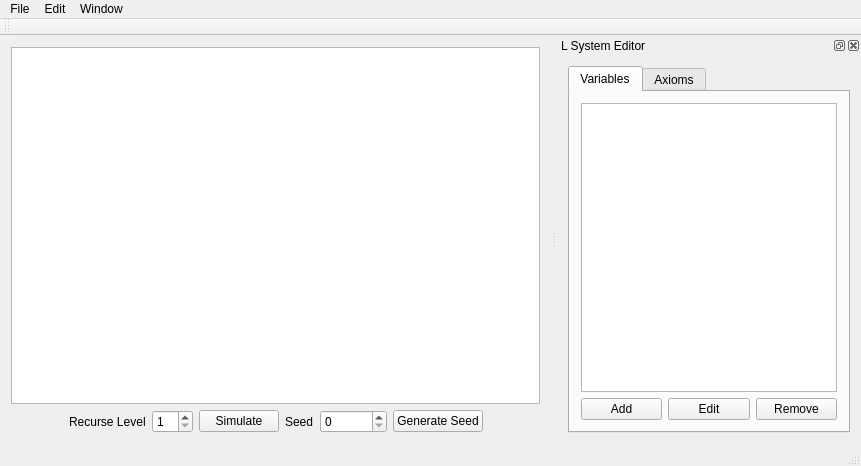
The window that MainWindow.ui (jaxfrank/L-System-Designer) describes before a commit, drawn with Qt 5.
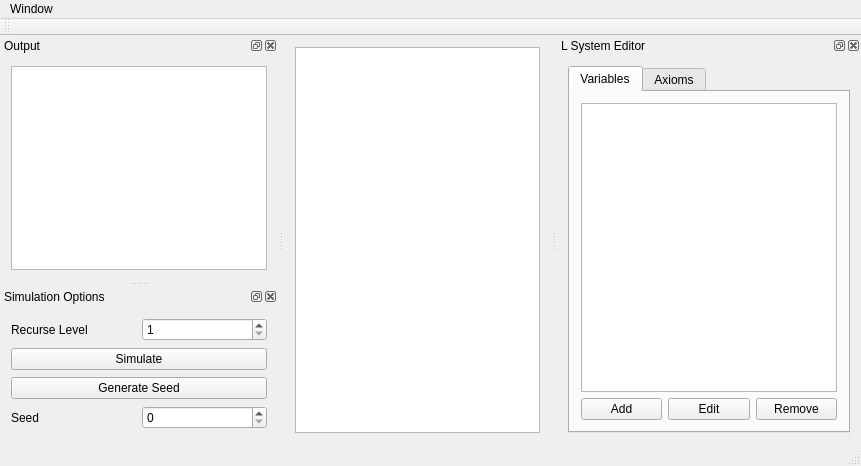
The same window after the commit.

```diff
--- a/MainWindow.ui
+++ b/MainWindow.ui
@@ -14,127 +14,12 @@
    <string>MainWindow</string>
   </property>
   <widget class="QWidget" name="centralWidget">
-   <layout class="QVBoxLayout" name="verticalLayout_4">
+   <layout class="QVBoxLayout" name="verticalLayout_5">
     <item>
-     <layout class="QVBoxLayout" name="verticalLayout_3">
-      <item>
-       <widget class="QListView" name="simulatedListView">
-        <property name="flow">
-         <enum>QListView::LeftToRight</enum>
-        </property>
-       </widget>
-      </item>
-      <item>
-       <layout class="QHBoxLayout" name="horizontalLayout_2">
-        <item>
-         <spacer name="horizontalSpacer_2">
-          <property name="orientation">
-           <enum>Qt::Horizontal</enum>
-          </property>
-          <property name="sizeHint" stdset="0">
-           <size>
-            <width>40</width>
-            <height>20</height>
-           </size>
-          </property>
-         </spacer>
-        </item>
-        <item>
-         <widget class="QLabel" name="lblRecurseLevel">
-          <property name="text">
-           <string>Recurse Level</string>
-          </property>
-         </widget>
-        </item>
-        <item>
-         <widget class="QSpinBox" name="sbRecurseLevel">
-          <property name="minimum">
-           <number>1</number>
-          </property>
-         </widget>
-        </item>
-        <item>
-         <widget class="QPushButton" name="btnSimulate">
-          <property name="text">
-           <string>Simulate</string>
-          </property>
-         </widget>
-        </item>
-        <item>
-         <widget class="QLabel" name="lblSeed">
-          <property name="text">
-           <string>Seed</string>
-          </property>
-         </widget>
-        </item>
-        <item>
-         <widget class="QSpinBox" name="sbSeed">
-          <property name="maximum">
-           <number>999999999</number>
-          </property>
-         </widget>
-        </item>
-        <item>
-         <widget class="QPushButton" name="pushButton">
-          <property name="text">
-           <string>Generate Seed</string>
-          </property>
-         </widget>
-        </item>
-        <item>
-         <spacer name="horizontalSpacer">
-          <property name="orientation">
-           <enum>Qt::Horizontal</enum>
-          </property>
-          <property name="sizeHint" stdset="0">
-           <size>
-            <width>40</width>
-            <height>20</height>
-           </size>
-          </property>
-         </spacer>
-        </item>
-       </layout>
-      </item>
-     </layout>
+     <widget class="QGraphicsView" name="lSystemGraphicsView"/>
     </item>
    </layout>
   </widget>
-  <widget class="QMenuBar" name="menuBar">
-   <property name="geometry">
-    <rect>
-     <x>0</x>
-     <y>0</y>
-     <width>861</width>
-     <height>21</height>
-    </rect>
-   </property>
-   <widget class="QMenu" name="menuFile">
-    <property name="title">
-     <string>File</string>
-    </property>
-   </widget>
-   <widget class="QMenu" name="menuEdit">
-    <property name="title">
-     <string>Edit</string>
-    </property>
-   </widget>
-   <widget class="QMenu" name="menuWindow">
-    <property name="title">
-     <string>Window</string>
-    </property>
-    <widget class="QMenu" name="menuViews">
-     <property name="title">
-      <string>Views</string>
-     </property>
-     <addaction name="actionLSystem_Editor"/>
-    </widget>
-    <addaction name="menuViews"/>
-   </widget>
-   <addaction name="menuFile"/>
-   <addaction name="menuEdit"/>
-   <addaction name="menuWindow"/>
-  </widget>
   <widget class="QToolBar" name="mainToolBar">
    <attribute name="toolBarArea">
     <enum>TopToolBarArea</enum>
@@ -271,6 +156,112 @@
     </layout>
    </widget>
   </widget>
+  <widget class="QDockWidget" name="rawOutput">
+   <property name="windowTitle">
+    <string>Output</string>
+   </property>
+   <attribute name="dockWidgetArea">
+    <number>1</number>
+   </attribute>
+   <widget class="QWidget" name="dockWidgetContents_2">
+    <layout class="QVBoxLayout" name="verticalLayout_4">
+     <item>
+      <widget class="QListView" name="simulatedListView">
+       <property name="flow">
+        <enum>QListView::TopToBottom</enum>
+       </property>
+      </widget>
+     </item>
+    </layout>
+   </widget>
+  </widget>
+  <widget class="QDockWidget" name="simulationOptions">
+   <property name="windowTitle">
+    <string>Simulation Options</string>
+   </property>
+   <attribute name="dockWidgetArea">
+    <number>1</number>
+   </attribute>
+   <widget class="QWidget" name="dockWidgetContents_3">
+    <layout class="QVBoxLayout" name="verticalLayout_3">
+     <item>
+      <layout class="QHBoxLayout" name="horizontalLayout_3">
+       <item>
+        <widget class="QLabel" name="lblRecurseLevel">
+         <property name="text">
+          <string>Recurse Level</string>
+         </property>
+        </widget>
+       </item>
+       <item>
+        <widget class="QSpinBox" name="sbRecurseLevel">
+         <property name="minimum">
+          <number>1</number>
+         </property>
+        </widget>
+       </item>
+      </layout>
+     </item>
+     <item>
+      <widget class="QPushButton" name="btnSimulate">
+       <property name="text">
+        <string>Simulate</string>
+       </property>
+      </widget>
+     </item>
+     <item>
+      <widget class="QPushButton" name="pushButton">
+       <property name="text">
+        <string>Generate Seed</string>
+       </property>
+      </widget>
+     </item>
+     <item>
+      <layout class="QHBoxLayout" name="horizontalLayout_2">
+       <item>
+        <widget class="QLabel" name="lblSeed">
+         <property name="text">
+          <string>Seed</string>
+         </property>
+        </widget>
+       </item>
+       <item>
+        <widget class="QSpinBox" name="sbSeed">
+         <property name="maximum">
+          <number>999999999</number>
+         </property>
+        </widget>
+       </item>
+      </layout>
+     </item>
+    </layout>
+   </widget>
+  </widget>
+  <widget class="QMenuBar" name="menuBar">
+   <property name="geometry">
+    <rect>
+     <x>0</x>
+     <y>0</y>
+     <width>861</width>
+     <height>21</height>
+    </rect>
+   </property>
+   <widget class="QMenu" name="menuWindow">
+    <property name="title">
+     <string>Window</string>
+    </property>
+    <widget class="QMenu" name="menuViews">
+     <property name="title">
+      <string>Views</string>
+     </property>
+     <addaction name="actionLSystem_Editor"/>
+     <addaction name="actionOutput"/>
+     <addaction name="actionSimulation_Options"/>
+    </widget>
+    <addaction name="menuViews"/>
+   </widget>
+   <addaction name="menuWindow"/>
+  </widget>
   <action name="actionLSystem_Editor">
    <property name="checkable">
     <bool>true</bool>
```
Left out of the diff: 80 changed lines with no effect on the pictures.
